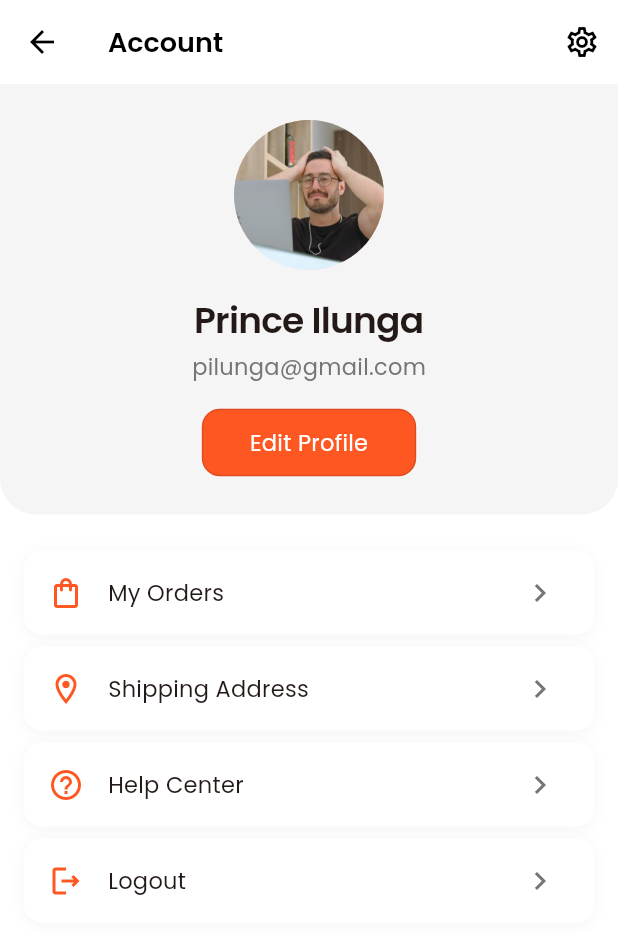
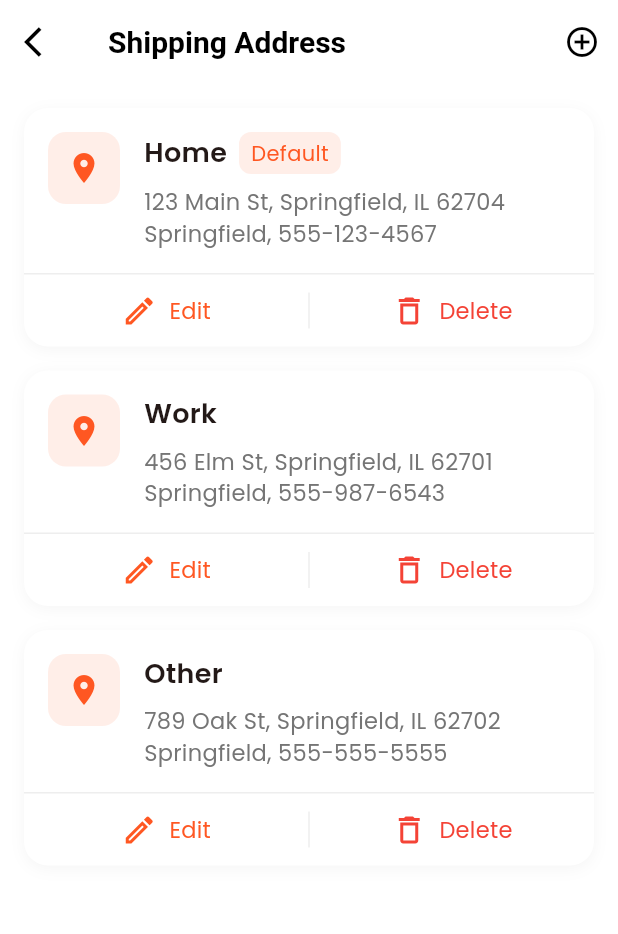
Before and after one commit to pribakil/flutter_ecom1, a Flutter app: the AccountScreen screen opened directly, after a tap on "Shipping Address", on a phone screen of 412 x 824 dp. Shown: the top 934 px of the screen. Run offline on Flutter 3.47's test engine with Material 3 defaults, Android fonts, the phone set to English and light mode, and no system bars; our stand-ins replace get, get_storage, google_fonts, share_plus; accounts and stored records are empty.

Commit message:
update: Shipping address Screen added and some refacto

```diff
--- /dev/null
+++ b/lib/models/address_model.dart
@@ -0,0 +1,24 @@
+enum AddressType { home, work, other }
+
+class AddressModel {
+  final String id;
+  final String label;
+  final String firstLine;
+  final String secondLine;
+
+  final String phone;
+  final AddressType type;
+  final bool isDefault;
+
+  AddressModel({
+    required this.id,
+    required this.label,
+    required this.firstLine,
+    required this.phone,
+    required this.type,
+    required this.secondLine,
+    required this.isDefault,
+  });
+
+  String get typeString => type.name;
+}
--- /dev/null
+++ b/lib/repositories/address_repository.dart
@@ -0,0 +1,42 @@
+import 'package:ecom1_frontend/models/address_model.dart';
+
+class AddressRepository {
+  List<AddressModel> getAddresses() {
+    return [
+      AddressModel(
+        id: "1",
+        label: "Home",
+        firstLine: "123 Main St, Springfield, IL 62704",
+        secondLine: "Springfield",
+        phone: "555-123-4567",
+        type: AddressType.home,
+        isDefault: true,
+      ),
+      AddressModel(
+        id: "2",
+        label: "Work",
+        firstLine: "456 Elm St, Springfield, IL 62701",
+        secondLine: "Springfield",
+        phone: "555-987-6543",
+        type: AddressType.work,
+        isDefault: false,
+      ),
+      AddressModel(
+        id: "3",
+        label: "Other",
+        firstLine: "789 Oak St, Springfield, IL 62702",
+        secondLine: "Springfield",
+        phone: "555-555-5555",
+        type: AddressType.other,
+        isDefault: false,
+      ),
+    ];
+  }
+
+  AddressModel? getDefaultAddress() {
+    return getAddresses().firstWhere(
+      (address) => address.isDefault,
+      orElse: () => getAddresses().first,
+    );
+  }
+}
--- a/lib/view/account_screen.dart
+++ b/lib/view/account_screen.dart
@@ -2,6 +2,7 @@ import 'package:ecom1_frontend/controllers/auth_controller.dart';
 import 'package:ecom1_frontend/utils/app_text_styles_util.dart';
 import 'package:ecom1_frontend/view/orders_screen.dart';
 import 'package:ecom1_frontend/view/settings_screen.dart';
+import 'package:ecom1_frontend/view/shipping_address_screen.dart';
 import 'package:ecom1_frontend/view/signin_screen.dart';
 import 'package:flutter/material.dart';
 import 'package:get/get.dart';
@@ -149,6 +150,7 @@ class AccountScreen extends StatelessWidget {
                       Get.to(() => OrdersScreen());
                     } else if (item["title"] == "Shipping Address") {
                       // navigate to shipping address screen
+                      Get.to(() => ShippingAddressScreen());
                     } else if (item["title"] == "Help Center") {
                       // navigate to help center screen
                     } else if (item["title"] == "Logout") {
--- a/lib/view/product_details_screen.dart
+++ b/lib/view/product_details_screen.dart
@@ -117,7 +117,7 @@ class ProductDetailsScreen extends StatelessWidget {
                     ),
                   ),
                   SizedBox(height: screenHeight * 0.01),
-                  SizeSelector(),
+                  ValueSelector(values: ["S", "M", "L", "XL", "XXL"]),
                   SizedBox(height: screenHeight * 0.02),
                   Text(
                     "Description",
--- /dev/null
+++ b/lib/view/shipping_address_screen.dart
@@ -0,0 +1,481 @@
+import 'package:ecom1_frontend/models/address_model.dart';
+import 'package:ecom1_frontend/repositories/address_repository.dart';
+import 'package:ecom1_frontend/utils/app_text_styles_util.dart';
+import 'package:ecom1_frontend/view/size_selector.dart';
+import 'package:ecom1_frontend/view/widgets/custom_text_field.dart';
+import 'package:flutter/material.dart';
+import 'package:get/get.dart';
+
+class ShippingAddressScreen extends StatelessWidget {
+  final AddressRepository _addressRepository = AddressRepository();
+  ShippingAddressScreen({super.key});
+
+  @override
+  Widget build(BuildContext context) {
+    final isDark = Theme.of(context).brightness == Brightness.dark;
+    final addresses = _addressRepository.getAddresses();
+
+    return Scaffold(
+      appBar: AppBar(
+        leading: IconButton(
+          onPressed: () => Get.back(),
+          icon: Icon(
+            Icons.arrow_back_ios,
+            color: isDark ? Colors.white : Colors.black,
+          ),
+        ),
+        title: Text(
+          "Shipping Address",
+          style: TextStyle(
+            color: isDark ? Colors.white : Colors.black,
+            fontSize: 20,
+            fontWeight: FontWeight.bold,
+          ),
+        ),
+        actions: [
+          IconButton(
+            onPressed: () => _showEditBottomSheet(context, null),
+            icon: Icon(
+              Icons.add_circle_outline,
+              color: isDark ? Colors.white : Colors.black,
+            ),
+          ),
+        ],
+      ),
+      body: ListView.builder(
+        padding: const EdgeInsets.all(16),
+        itemCount: addresses.length,
+        itemBuilder: (context, index) => _buildAddressItem(
+          context,
+          addresses[index],
+          () => _showEditBottomSheet(context, addresses[index]),
+          () => _showDeleteConfirmationDialog(context, addresses[index]),
+        ),
+      ),
+    );
+  }
+
+  Widget _buildAddressItem(
+    BuildContext context,
+    AddressModel address,
+    VoidCallback onEdit,
+    VoidCallback onDelete,
+  ) {
+    final isDark = Theme.of(context).brightness == Brightness.dark;
+
+    return Container(
+      margin: const EdgeInsets.only(bottom: 16),
+      decoration: BoxDecoration(
+        color: Theme.of(context).cardColor,
+        borderRadius: BorderRadius.circular(16),
+        boxShadow: [
+          BoxShadow(
+            color: isDark
+                ? Colors.black.withOpacity(0.2)
+                : Colors.grey.withOpacity(0.1),
+            blurRadius: 8,
+            offset: const Offset(0, 2),
+          ),
+        ],
+      ),
+      child: Column(
+        children: [
+          Padding(
+            padding: const EdgeInsets.all(16),
+            child: Row(
+              crossAxisAlignment: CrossAxisAlignment.start,
+              children: [
+                Container(
+                  padding: const EdgeInsets.all(12),
+                  decoration: BoxDecoration(
+                    color: Theme.of(context).primaryColor.withOpacity(0.1),
+                    borderRadius: BorderRadius.circular(12),
+                  ),
+                  child: Icon(
+                    Icons.location_on,
+                    color: Theme.of(context).primaryColor,
+                  ),
+                ),
+                SizedBox(width: 16),
+                Expanded(
+                  child: Column(
+                    crossAxisAlignment: CrossAxisAlignment.start,
+                    children: [
+                      Row(
+                        children: [
+                          Text(
+                            address.label,
+                            style: AppTextStyle.withColor(
+                              AppTextStyle.h3,
+                              Theme.of(context).textTheme.bodyMedium!.color!,
+                            ),
+                          ),
+                          if (address.isDefault) ...[
+                            SizedBox(width: 8),
+                            Container(
+                              padding: const EdgeInsets.symmetric(
+                                horizontal: 8,
+                                vertical: 4,
+                              ),
+                              decoration: BoxDecoration(
+                                color: Theme.of(
+                                  context,
+                                ).primaryColor.withOpacity(0.1),
+                                borderRadius: BorderRadius.circular(8),
+                              ),
+                              child: Text(
+                                "Default",
+                                style: AppTextStyle.withColor(
+                                  AppTextStyle.bodySmallText,
+                                  Theme.of(context).primaryColor,
+                                ),
+                              ),
+                            ),
+                          ],
+                        ],
+                      ),
+                      SizedBox(height: 8),
+                      Text(
+                        "${address.firstLine} \n${address.secondLine}, ${address.phone}",
+                        style: AppTextStyle.withColor(
+                          AppTextStyle.bodyMediumText,
+                          isDark ? Colors.grey[400]! : Colors.grey[600]!,
+                        ),
+                      ),
+                    ],
+                  ),
+                ),
+              ],
+            ),
+          ),
+          Divider(height: 1, color: Colors.grey.shade200),
+          Row(
+            children: [
+              Expanded(
+                child: InkWell(
+                  onTap: onEdit,
+                  child: Padding(
+                    padding: const EdgeInsets.symmetric(vertical: 12),
+                    child: Row(
+                      mainAxisAlignment: MainAxisAlignment.center,
+                      children: [
+                        Icon(
+                          Icons.edit_outlined,
+                          color: Theme.of(context).primaryColor,
+                        ),
+                        SizedBox(width: 8),
+                        Text(
+                          "Edit",
+                          style: AppTextStyle.withColor(
+                            AppTextStyle.bodyMediumText,
+                            Theme.of(context).primaryColor,
+                          ),
+                        ),
+                      ],
+                    ),
+                  ),
+                ),
+              ),
+              Container(width: 1, height: 24, color: Colors.grey.shade200),
+              Expanded(
+                child: InkWell(
+                  onTap: onDelete,
+                  child: Padding(
+                    padding: const EdgeInsets.symmetric(vertical: 12),
+                    child: Row(
+                      mainAxisAlignment: MainAxisAlignment.center,
+                      children: [
+                        Icon(Icons.delete_outline, color: Colors.red),
+                        SizedBox(width: 8),
+                        Text(
+                          "Delete",
+                          style: AppTextStyle.withColor(
+                            AppTextStyle.bodyMediumText,
+                            Colors.red,
+                          ),
+                        ),
+                      ],
+                    ),
+                  ),
+                ),
+              ),
+            ],
+          ),
+        ],
+      ),
+    );
+  }
+
+  void _showEditBottomSheet(BuildContext context, AddressModel? address) {
+    final addressTypes = ["home", "work", "other"];
+    final isDark = Theme.of(context).brightness == Brightness.dark;
+    final TextEditingController labelController = TextEditingController(
+      text: address?.label,
+    );
+    final TextEditingController firstLineController = TextEditingController(
+      text: address?.firstLine,
+    );
+    final TextEditingController secondLineController = TextEditingController(
+      text: address?.secondLine,
+    );
+
+    final TextEditingController phoneController = TextEditingController(
+      text: address?.phone,
+    );
+
+    bool isDefault = address?.isDefault ?? false;
+
+    Get.bottomSheet(
+      isScrollControlled: true,
+      StatefulBuilder(
+        builder: (context, setStateLocal) {
+          return Container(
+            padding: const EdgeInsets.all(24),
+            decoration: BoxDecoration(
+              color: Theme.of(context).scaffoldBackgroundColor,
+              borderRadius: const BorderRadius.vertical(
+                top: Radius.circular(20),
+              ),
+            ),
+            child: Column(
+              mainAxisSize: MainAxisSize.min,
+              crossAxisAlignment: CrossAxisAlignment.start,
+              children: [
+                Row(
+                  mainAxisAlignment: MainAxisAlignment.spaceBetween,
+                  children: [
+                    Text(
+                      "${address == null ? "Add" : "Edit"} Address",
+                      style: AppTextStyle.withColor(
+                        AppTextStyle.h3,
+                        Theme.of(context).textTheme.bodyMedium!.color!,
+                      ),
+                    ),
+                    IconButton(
+                      onPressed: () => Get.back(),
+                      icon: Icon(
+                        Icons.close,
+                        color: isDark ? Colors.grey[400]! : Colors.grey[600]!,
+                      ),
+                    ),
+                  ],
+                ),
+                const SizedBox(height: 16),
+                Text(
+                  "Select type",
+                  style: AppTextStyle.withColor(
+                    AppTextStyle.labelText,
+                    Theme.of(context).textTheme.bodyLarge!.color!,
+                  ),
+                ),
+                SizedBox(height: 4),
+                ValueSelector(
+                  values: addressTypes,
+                  initialValueIndex: addressTypes.indexOf(
+                    address?.type.name ?? addressTypes[0],
+                  ),
+                ),
+                const SizedBox(height: 16),
+                CustomTextField(
+                  label: "Label(e.g: Home, Work)",
+                  prefixIcon: Icons.label_outline,
+                  keyboardType: TextInputType.text,
+                  controller: labelController,
+                  validator: (value) {
+                    if (value == null || value.isEmpty) {
+                      return "Please enter a label(e.g: Home, Work)";
+                    }
+                    return null;
+                  },
+                ),
+                const SizedBox(height: 16),
+                CustomTextField(
+                  label: "First line of address",
+                  prefixIcon: Icons.location_on_outlined,
+                  keyboardType: TextInputType.text,
+                  controller: firstLineController,
+                  validator: (value) {
+                    if (value == null || value.isEmpty) {
+                      return "Please enter a first line of address";
+                    }
+                    return null;
+                  },
+                ),
+
+                const SizedBox(height: 16),
+                CustomTextField(
+                  label: "Second line of address",
+                  prefixIcon: Icons.location_on_outlined,
+                  keyboardType: TextInputType.text,
+                  controller: secondLineController,
+                ),
+                const SizedBox(height: 16),
+                CustomTextField(
+                  label: "Phone Number",
+                  prefixIcon: Icons.phone,
+                  keyboardType: TextInputType.phone,
+                  controller: phoneController,
+                  validator: (value) {
+                    if (value == null || value.isEmpty) {
+                      return "Please enter a phone number";
+                    }
+                    return null;
+                  },
+                ),
+                const SizedBox(height: 16),
+                Container(
+                  decoration: BoxDecoration(
+                    border: Border.all(color: Colors.grey[300]!, width: 1),
+                    borderRadius: BorderRadius.circular(12),
+                    color: Theme.of(context).cardColor,
+                  ),
+                  child: ListTile(
+                    title: Text(
+                      "Is default",
+                      style: AppTextStyle.withColor(
+                        AppTextStyle.bodyMediumText,
+                        Theme.of(context).textTheme.bodyLarge!.color!,
+                      ),
+                    ),
+                    trailing: Switch.adaptive(
+                      value: isDefault,
+                      onChanged: (value) => setStateLocal(() {
+                        isDefault = value;
+                      }),
+                    ),
+                  ),
+                ),
+                const SizedBox(height: 16),
+                SizedBox(
+                  width: double.infinity,
+                  child: ElevatedButton(
+                    onPressed: () => _handleSaveAddress(),
+                    style: ElevatedButton.styleFrom(
+                      backgroundColor: Theme.of(context).primaryColor,
+                      padding: const EdgeInsets.symmetric(vertical: 16),
+                      shape: RoundedRectangleBorder(
+                        borderRadius: BorderRadius.circular(12),
+                      ),
+                    ),
+                    child: Text(
+                      "Save",
+                      style: AppTextStyle.withColor(
+                        AppTextStyle.bodyMediumText,
+                        Colors.white,
+                      ),
+                    ),
+                  ),
+                ),
+              ],
+            ),
+          );
+        },
+      ),
+    );
+  }
+
+  void _showDeleteConfirmationDialog(
+    BuildContext context,
+    AddressModel address,
+  ) {
+    final isDark = Theme.of(context).brightness == Brightness.dark;
+
+    Get.dialog(
+      AlertDialog(
+        backgroundColor: Theme.of(context).scaffoldBackgroundColor,
+        shape: RoundedRectangleBorder(borderRadius: BorderRadius.circular(16)),
+        contentPadding: EdgeInsets.all(24),
+        content: Column(
+          mainAxisSize: MainAxisSize.min,
+          children: [
+            Container(
+              padding: EdgeInsets.all(16),
+              decoration: BoxDecoration(
+                color: Colors.red[400]!.withOpacity(0.1),
+                shape: BoxShape.circle,
+              ),
+              child: Icon(
+                Icons.delete_outline,
+                color: Colors.red[400],
+                size: 32,
+              ),
+            ),
+            SizedBox(height: 24),
+            Text(
+              "Remove address",
+              style: AppTextStyle.withColor(
+                AppTextStyle.h3,
+                Theme.of(context).textTheme.bodyLarge!.color!,
+              ),
+            ),
+            SizedBox(height: 8),
+            Text(
+              "Are you sure you want to remove this address from your list ?",
+              textAlign: TextAlign.center,
+              style: AppTextStyle.withColor(
+                AppTextStyle.bodyMediumText,
+                isDark ? Colors.grey[400]! : Colors.grey[600]!,
+              ),
+            ),
+            SizedBox(height: 24),
+            Row(
+              children: [
+                Expanded(
+                  child: OutlinedButton(
+                    onPressed: () => Get.back(),
+                    style: OutlinedButton.styleFrom(
+                      padding: EdgeInsets.symmetric(vertical: 12),
+                      side: BorderSide(
+                        color: isDark ? Colors.white70 : Colors.black12,
+                      ),
+                      shape: RoundedRectangleBorder(
+                        borderRadius: BorderRadius.circular(12),
+                      ),
+                    ),
+                    child: Text(
+                      "Cancel",
+                      style: AppTextStyle.withColor(
+                        AppTextStyle.bodyMediumText,
+                        Theme.of(context).textTheme.bodyLarge!.color!,
+                      ),
+                    ),
+                  ),
+                ),
+                SizedBox(width: 16),
+                Expanded(
+                  child: ElevatedButton(
+                    onPressed: () {
+                      // Add delete logic here
+                      Get.back();
+                    },
+                    style: ElevatedButton.styleFrom(
+                      backgroundColor: Colors.red[400],
+                      padding: EdgeInsets.symmetric(vertical: 12),
+
+                      shape: RoundedRectangleBorder(
+                        borderRadius: BorderRadius.circular(12),
+                      ),
+                    ),
+                    child: Text(
+                      "Remove",
+                      style: AppTextStyle.withColor(
+                        AppTextStyle.bodyMediumText,
+                        Colors.white,
+                      ),
+                    ),
+                  ),
+                ),
+              ],
+            ),
+          ],
+        ),
+      ),
+      barrierColor: Colors.black54,
+    );
+  }
+
+  void _handleSaveAddress() {
+    // save logic here
+    Get.back();
+  }
+}
--- a/lib/view/signin_screen.dart
+++ b/lib/view/signin_screen.dart
@@ -2,7 +2,6 @@ import 'package:ecom1_frontend/controllers/auth_controller.dart';
 import 'package:ecom1_frontend/utils/app_text_styles_util.dart';
 import 'package:ecom1_frontend/view/forgot_password_sreen.dart';
 import 'package:ecom1_frontend/view/main_screen.dart';
-import 'package:ecom1_frontend/view/shopping_screen.dart';
 import 'package:ecom1_frontend/view/signup_screen.dart';
 import 'package:ecom1_frontend/view/widgets/custom_text_field.dart';
 import 'package:flutter/material.dart';
--- a/lib/view/widgets/custom_text_field.dart
+++ b/lib/view/widgets/custom_text_field.dart
@@ -47,7 +47,7 @@ class _CustomTextFieldState extends State<CustomTextField> {
         ),
         prefixIcon: Icon(
           widget.prefixIcon,
-          color: isDark ? Colors.grey[400]! : Colors.grey[600]!,
+          color: Theme.of(context).primaryColor,
         ),
         suffixIcon: widget.isPassword
             ? IconButton(
```
Also changed, not shown: lib/view/size_selector.dart (+33 -15 lines).
